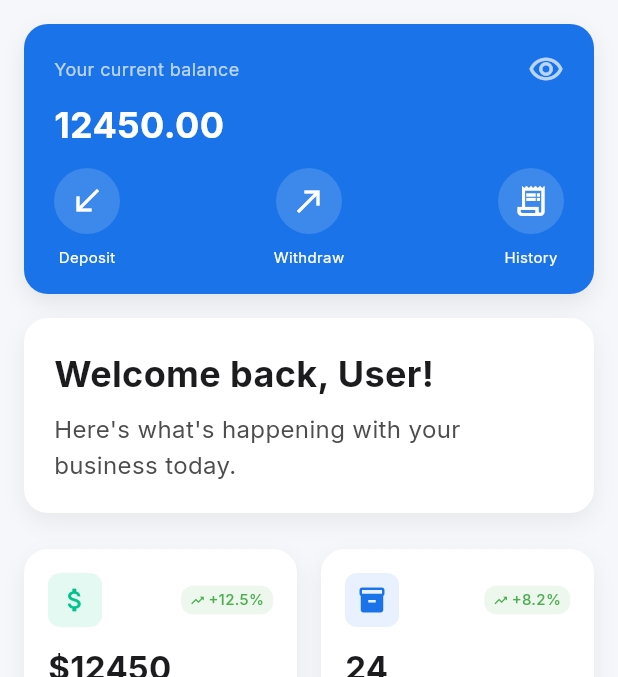
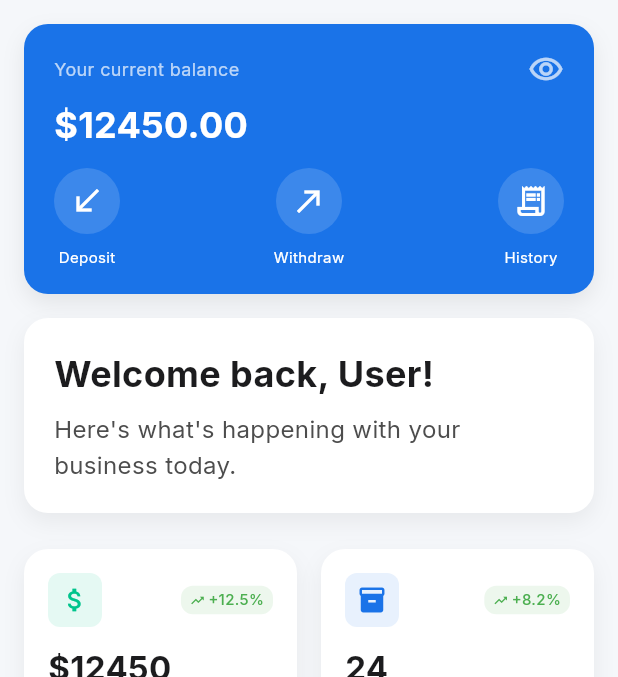
Before and after one commit to Young785/BizInvestify-Mobile, a Flutter app: the DashboardScreen screen opened by its route, on a phone screen of 412 x 824 dp, the part 84-761 px from its top. Run offline on Flutter 3.47's test engine with Material 3 defaults, Android fonts, the phone set to English and light mode, and no system bars; our stand-ins replace cached_network_image, dio, firebase_messaging, flutter_local_notifications, flutter_riverpod, flutter_screenutil and 4 more; missing offline and left inert: flutter_stripe; accounts and stored records are empty; network calls fail.

```diff
--- a/bizinvestify_mobile/lib/src/features/dashboard/screens/dashboard_screen.dart
+++ b/bizinvestify_mobile/lib/src/features/dashboard/screens/dashboard_screen.dart
@@ -538,7 +538,7 @@ class _DashboardContentState extends ConsumerState<DashboardContent> {
           ),
           const SizedBox(height: 8),
           Text(
-            '${(analytics?.totalRevenue ?? 0).toStringAsFixed(2)}',
+            '\$${(analytics?.totalRevenue ?? 0).toStringAsFixed(2)}',
             style: AppTypography.headlineSmall.copyWith(color: Colors.white, fontWeight: AppTypography.bold),
           ),
           const SizedBox(height: 12),
@@ -587,7 +587,7 @@ class _DashboardContentState extends ConsumerState<DashboardContent> {
         ]),
         const Spacer(),
         Row(mainAxisAlignment: MainAxisAlignment.spaceBetween, children: [
-          Text(' 2${(120 + i * 3).toStringAsFixed(2)}', style: AppTypography.titleSmall.copyWith(fontWeight: AppTypography.bold)),
+          Text('\$${(120 + i * 3).toStringAsFixed(2)}', style: AppTypography.titleSmall.copyWith(fontWeight: AppTypography.bold)),
           Container(
             padding: const EdgeInsets.symmetric(horizontal: 6, vertical: 2),
             decoration: BoxDecoration(color: Colors.green.withOpacity(0.1), borderRadius: BorderRadius.circular(10)),
```
